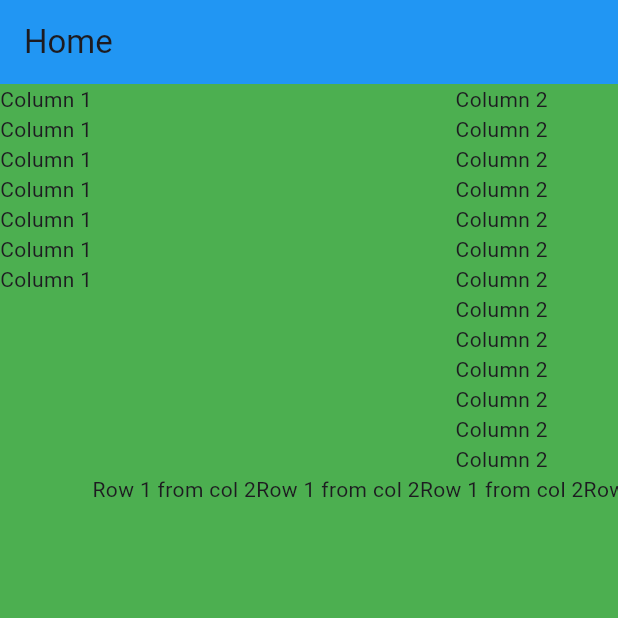
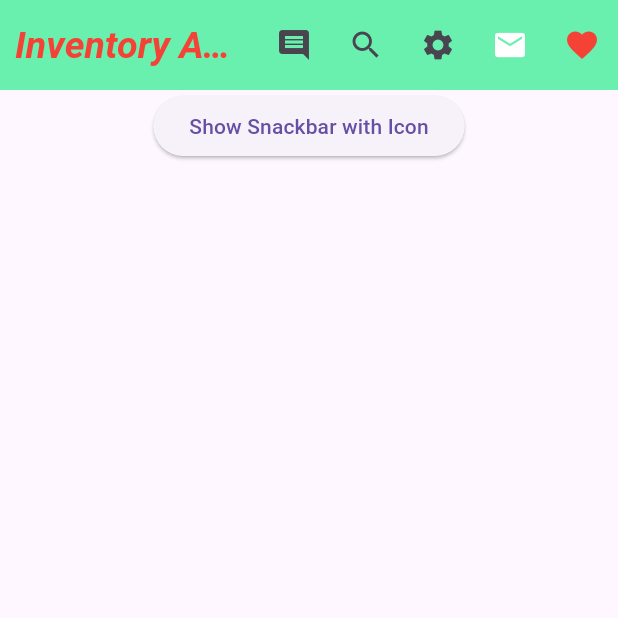
Before and after one commit to KamrulEng7876/flutter_batch_seven, a Flutter app: the screen it shows after launch, on a phone screen of 412 x 824 dp, the top half of it. Run offline on Flutter 3.47's test engine with Material 3 defaults, Android fonts, the phone set to English and light mode, and no system bars.

Commit message:
initial Commit

```diff
--- a/lib/main.dart
+++ b/lib/main.dart
@@ -1,145 +1,117 @@
-
-// Current SDK version: 3.22.1
 import 'package:flutter/material.dart';
 
-// Column, Row, SingleChildScrollView
-
 void main() {
-  runApp(IntroApp());
+  runApp(MyApp());
 }
 
-class IntroApp extends StatelessWidget {
-  const IntroApp({super.key});
+class MyApp extends StatelessWidget {
+  const MyApp({super.key});
 
   @override
   Widget build(BuildContext context) {
     return MaterialApp(
-      debugShowCheckedModeBanner: true,
-      home: Home(),
-      title: 'Intro app',
+      debugShowCheckedModeBanner: false,
+      home: HomeActivity(),
     );
   }
 }
 
-class Home extends StatelessWidget {
-  const Home({super.key});
-
-  // single child, multiple child(children)
+class HomeActivity extends StatelessWidget {
+  const HomeActivity({super.key});
 
   @override
   Widget build(BuildContext context) {
     return Scaffold(
-      backgroundColor: Colors.green,
       appBar: AppBar(
-        title: Text('Home'),
-        backgroundColor: Colors.blue,
+        title: Text('Inventory App'),
+        backgroundColor: Colors.greenAccent,
+        titleSpacing: 10,
+        //text space
+        // centerTitle: true, //title center
+        toolbarHeight: 60,
+        //Appbar height
+        toolbarOpacity: 1,
+        //color garo kora text hide kora
+        titleTextStyle: TextStyle(
+            color: Colors.red,
+            fontSize: 25.0,
+            fontStyle: FontStyle.italic,
+            fontWeight: FontWeight.bold),
+        actions: [
+          IconButton(
+              onPressed: () {
+                final snackbar = SnackBar(content: Text('I ame comment!'));
+                ScaffoldMessenger.of(context).showSnackBar(snackbar);
+                ;
+              },
+              icon: Icon(Icons.comment)),
+          IconButton(
+              onPressed: () {
+                final snackbar = SnackBar(content: Text('I ame search!'));
+                ScaffoldMessenger.of(context).showSnackBar(snackbar);
+                ;
+              },
+              icon: Icon(Icons.search)),
+          IconButton(
+              onPressed: () {
+                final snackbar = SnackBar(content: Text('I ame setting!'));
+                ScaffoldMessenger.of(context).showSnackBar(snackbar);
+                ;
+              },
+              icon: Icon(Icons.settings)),
+          IconButton(
+              onPressed: () {
+                final snackbar = SnackBar(content: Text('I ame email!'));
+                ScaffoldMessenger.of(context).showSnackBar(snackbar);
+                ;
+              },
+              icon: Icon(
+                Icons.email,
+                color: Colors.white,
+              )),
+          IconButton(
+              onPressed: () {
+                final snackbar = SnackBar(content: Text('I ame favorite!'));
+                ScaffoldMessenger.of(context).showSnackBar(snackbar);
+                ;
+              },
+              icon: Icon(
+                Icons.favorite,
+                color: Colors.red,
+              ))
+        ],
       ),
-      /* body: Column(
-        // Vertically arrange
-        // mainAxisAlignment: ,
-        // crossAxisAlignment: ,
-        mainAxisSize: MainAxisSize.max,
-        mainAxisAlignment: MainAxisAlignment.spaceEvenly,
-        crossAxisAlignment: CrossAxisAlignment.end,
-        children: [
-          Text('Hello world'),
-          Text('sdfdf'),
-          Text('sdf'),
-          ElevatedButton(
-            onPressed: () {},
-            child: Text('Click here'),
+      body: Center(
+        child: Column(
+          children:[ ElevatedButton(
+            onPressed: () {
+              final snackBar = SnackBar(
+                content: Row(
+                  children: [
+                    Icon(Icons.info, color: Colors.white), // Add your icon here
+                    SizedBox(width: 10), // Space between icon and text
+                    Text('This is a Snackbar with an icon!'),
+                  ],
+                ),
+                action: SnackBarAction(
+                  label: 'Undo',
+                  onPressed: () {
+                    // Code to undo the change.
+                  },
+                ),
+              );
+
+              // Show the Snackbar
+              ScaffoldMessenger.of(context).showSnackBar(snackBar);
+            },
+            child: Text('Show Snackbar with Icon'),
           ),
-          IconButton(onPressed: () {}, icon: Icon(Icons.access_alarms))
-        ],
-      ),*/
-      /*     body: SingleChildScrollView(
-        scrollDirection: Axis.horizontal,
-        child: Row(
-          // Horizontally
-          mainAxisAlignment: MainAxisAlignment.end,
-          crossAxisAlignment: CrossAxisAlignment.center,
-          mainAxisSize: MainAxisSize.max,
-          children: [
-            Text('Hello world\nfrom ostad'),
-            Text('Hello world'),
-            Text('Hello world'),
-            Text('Hello world'),
-            Text('Hello world'),
-            Text('Hello world'),
-            Text('Hello world'),
-            Text('Hello world'),
-            Text('Hello world'),
-            Text('Hello world'),
-            Text('Hello world'),
-            Text('Hello world'),
-            Text('Hello world'),
-            Text('Hello world'),
-            Text('Hello world'),
-            Text('Hello world'),
-            Text('Hello world'),
-            Text('Hello world'),
-            Text('Hello world'),
-            Text('Hello world'),
-            Text('Hello world'),
-          ],
+
+      ],
         ),
-      ),*/
-      body: SingleChildScrollView(
-        scrollDirection: Axis.horizontal,
-        child: Row(
-          children: [
-            Column(
-              children: [
-                Text('Column 1'),
-                Text('Column 1'),
-                Text('Column 1'),
-                Text('Column 1'),
-                Text('Column 1'),
-                Text('Column 1'),
-                Text('Column 1'),
-              ],
-            ),
-            Column(
-              children: [
-                Text('Column 2'),
-                Text('Column 2'),
-                Text('Column 2'),
-                Text('Column 2'),
-                Text('Column 2'),
-                Text('Column 2'),
-                Text('Column 2'),
-                Text('Column 2'),
-                Text('Column 2'),
-                Text('Column 2'),
-                Text('Column 2'),
-                Text('Column 2'),
-                Text('Column 2'),
-                Row(
-                  children: [
-                    Text('Row 1 from col 2'),
-                    Text('Row 1 from col 2'),
-                    Text('Row 1 from col 2'),
-                    Text('Row 1 from col 2'),
-                    Text('Row 1 from col 2'),
-                  ],
-                )
-              ],
-            ),
-            Column(
-              children: [
-                Text('Column 3'),
-                Text('Column 3'),
-                Text('Column 3'),
-                Text('Column 3'),
-                ElevatedButton(
-                  style:ElevatedButton.styleFrom(backgroundColor: Colors.red) ,
-                    onPressed: (){},
-                    child: Text('press Me'))
-              ],
-            ),
-          ],
-        ),
+
       ),
+
     );
   }
 }
```
